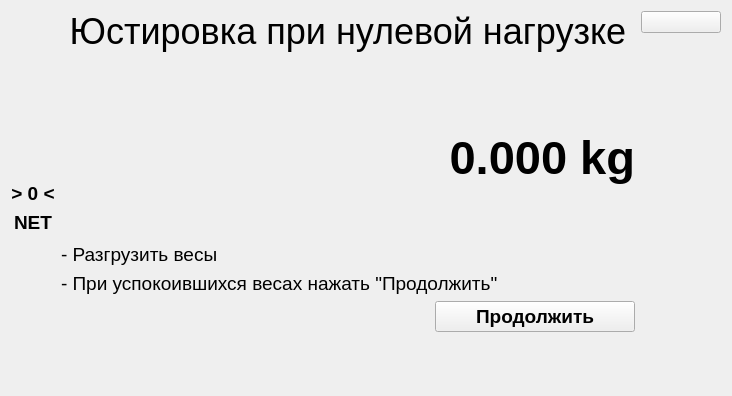
Before: the Qt Designer form inspection_module/alignwidget.ui in cyrillwork/MassaK, drawn with Qt 5.
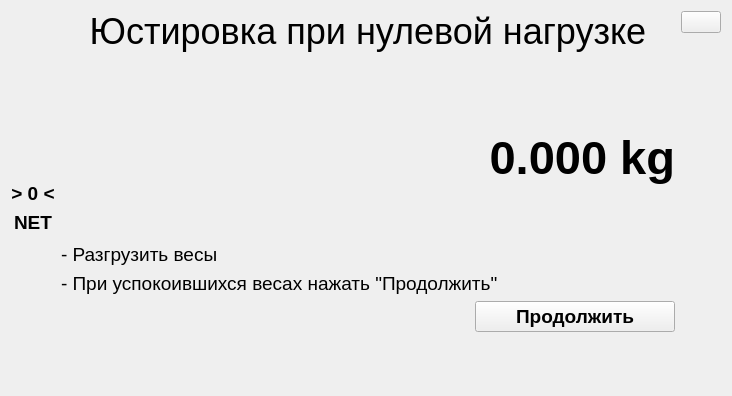
After: the same form once the commit is applied.

```diff
--- a/inspection_module/alignwidget.ui
+++ b/inspection_module/alignwidget.ui
@@ -230,7 +230,7 @@
      <item>
       <widget class="QPushButton" name="closeButton">
        <property name="text">
-        <string> </string>
+        <string/>
        </property>
       </widget>
      </item>
```
Left out of the diff: 8 changed lines with no effect on the pictures.
